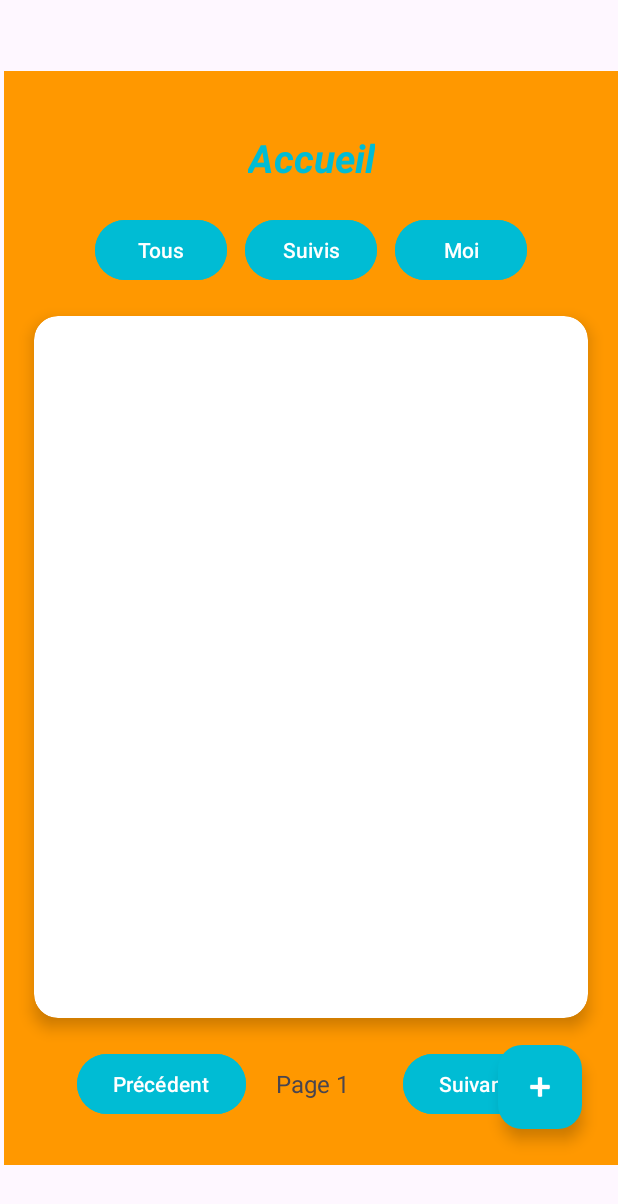
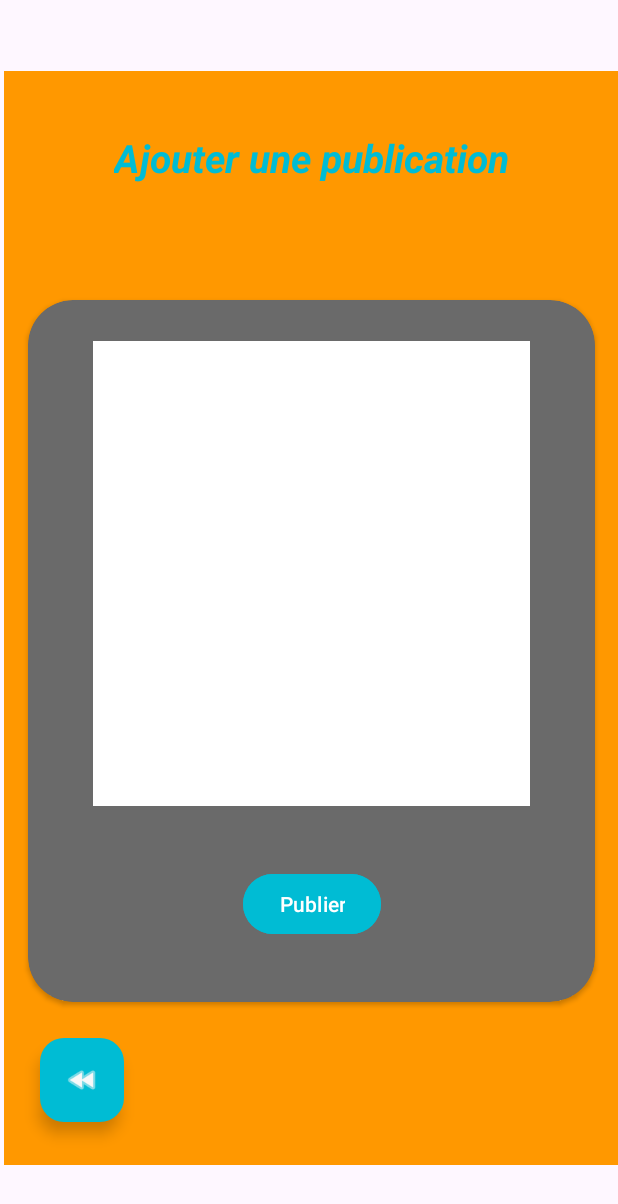
Before and after one commit to Andrei-C07/PETITS-GAZOUILLIS, an Android app: the HomeFragment screen opened through its navigation route, after a tap on "Créer un post", on a phone screen of 412 x 824 dp. Shown: the top 1204 px of the screen. Run offline under Robolectric (Android 15) with nearby library versions, the phone set to English and light mode, and no system bars.

Commit message:
ajouter post

```diff
--- a/app/build.gradle.kts
+++ b/app/build.gradle.kts
@@ -55,6 +55,7 @@ dependencies {
     implementation(libs.androidx.navigation.fragment.ktx)
     implementation(libs.androidx.navigation.ui.ktx)
     implementation(libs.androidx.fragment)
+    implementation(libs.androidx.cardview)
     testImplementation(libs.junit)
     androidTestImplementation(libs.androidx.junit)
     androidTestImplementation(libs.androidx.espresso.core)
--- a/app/src/main/java/cgodin/qc/ca/petitgazouillis/data/api/ApiService.kt
+++ b/app/src/main/java/cgodin/qc/ca/petitgazouillis/data/api/ApiService.kt
@@ -44,4 +44,5 @@ interface ApiService{
     suspend fun createPublication(
         @Body body: CreatePublicationRequest
     ): Response<CreatePublicationResponse>
+
 }
--- a/app/src/main/java/cgodin/qc/ca/petitgazouillis/data/repository/PublicatonRepository.kt
+++ b/app/src/main/java/cgodin/qc/ca/petitgazouillis/data/repository/PublicatonRepository.kt
@@ -1,6 +1,8 @@
 package cgodin.qc.ca.petitgazouillis.data.repository
 
 import cgodin.qc.ca.petitgazouillis.data.api.ApiService
+import cgodin.qc.ca.petitgazouillis.data.models.CreatePublicationRequest
+import cgodin.qc.ca.petitgazouillis.data.models.CreatePublicationResponse
 import cgodin.qc.ca.petitgazouillis.data.models.PublicationResponse
 import cgodin.qc.ca.petitgazouillis.data.utils.Resource
 
@@ -44,4 +46,18 @@ class PublicationRepository(private val api: ApiService) {
             Resource.Error(e.message ?: "Erreur réseau")
         }
     }
+
+    suspend fun createPost(contenu: String): Resource<CreatePublicationResponse>{
+        return try{
+            val response = api.createPublication(CreatePublicationRequest(contenu))
+
+            if(response.isSuccessful && response.body() != null){
+                Resource.Success(response.body()!!)
+            }else{
+                Resource.Error(response.errorBody()?.string() ?: "Erreur inconnue")
+            }
+        }catch (e: Exception){
+            Resource.Error(e.message ?: "Erreur réseau")
+        }
+    }
 }
--- /dev/null
+++ b/app/src/main/java/cgodin/qc/ca/petitgazouillis/ui/AddPostFragment.kt
@@ -0,0 +1,95 @@
+package cgodin.qc.ca.petitgazouillis.ui
+
+import android.os.Bundle
+import android.view.LayoutInflater
+import android.view.View
+import android.view.ViewGroup
+import android.widget.Button
+import android.widget.EditText
+import android.widget.Toast
+import androidx.fragment.app.Fragment
+import androidx.lifecycle.ViewModelProvider
+import androidx.navigation.fragment.findNavController
+import cgodin.qc.ca.petitgazouillis.R
+import cgodin.qc.ca.petitgazouillis.data.api.RetrofitClient
+import cgodin.qc.ca.petitgazouillis.data.repository.PublicationRepository
+import cgodin.qc.ca.petitgazouillis.data.session.SessionManager
+import cgodin.qc.ca.petitgazouillis.data.utils.Resource
+import cgodin.qc.ca.petitgazouillis.viewmodels.CreatePublicationViewModel
+import cgodin.qc.ca.petitgazouillis.viewmodels.CreatePublicationViewModelFactory
+
+class AddPostFragment : Fragment() {
+
+    private lateinit var viewModel: CreatePublicationViewModel
+    private lateinit var sessionManager: SessionManager
+
+    private lateinit var etContenu: EditText
+    private lateinit var btnPublier: Button
+    private lateinit var fabBack: View
+
+    override fun onCreate(savedInstanceState: Bundle?) {
+        super.onCreate(savedInstanceState)
+        sessionManager = SessionManager(requireContext())
+    }
+
+    override fun onCreateView(
+        inflater: LayoutInflater, container: ViewGroup?,
+        savedInstanceState: Bundle?
+    ): View? {
+        return inflater.inflate(R.layout.fragment_add_post, container, false)
+    }
+
+    override fun onViewCreated(view: View, savedInstanceState: Bundle?) {
+        super.onViewCreated(view, savedInstanceState)
+
+        etContenu = view.findViewById(R.id.etContenu)
+        btnPublier = view.findViewById(R.id.btnPublish)
+        fabBack = view.findViewById(R.id.fabBack)
+
+        fabBack.setOnClickListener {
+            findNavController().navigate(R.id.action_addPostFragment_to_homeFragment)
+        }
+
+        val api = RetrofitClient.create { sessionManager.getToken() }
+        val repo = PublicationRepository(api)
+        viewModel = ViewModelProvider(
+            this,
+            CreatePublicationViewModelFactory(repo)
+        )[CreatePublicationViewModel::class.java]
+
+        btnPublier.setOnClickListener {
+            val contenu = etContenu.text.toString().trim()
+            if (contenu.isEmpty()) {
+                Toast.makeText(requireContext(), "Le contenu est vide", Toast.LENGTH_SHORT).show()
+                return@setOnClickListener
+            }
+            viewModel.ajouterPost(contenu)
+        }
+
+        viewModel.postState.observe(viewLifecycleOwner) { state ->
+            when (state) {
+                is Resource.Loading -> {
+                    btnPublier.isEnabled = false
+                }
+
+                is Resource.Success -> {
+                    btnPublier.isEnabled = true
+
+                    Toast.makeText(requireContext(), "Publication envoyée!", Toast.LENGTH_SHORT)
+                        .show()
+                    findNavController().navigate(R.id.action_addPostFragment_to_homeFragment)
+                }
+
+                is Resource.Error -> {
+                    btnPublier.isEnabled = true
+
+                    Toast.makeText(
+                        requireContext(),
+                        "Erreur: ${state.message}",
+                        Toast.LENGTH_LONG
+                    ).show()
+                }
+            }
+        }
+    }
+}
--- a/app/src/main/java/cgodin/qc/ca/petitgazouillis/HomeFragment.kt
+++ b/app/src/main/java/cgodin/qc/ca/petitgazouillis/ui/HomeFragment.kt
@@ -1,4 +1,4 @@
-package cgodin.qc.ca.petitgazouillis
+package cgodin.qc.ca.petitgazouillis.ui
 
 import android.os.Bundle
 import android.util.Log
@@ -6,16 +6,15 @@ import androidx.fragment.app.Fragment
 import android.view.LayoutInflater
 import android.view.View
 import android.view.ViewGroup
-import androidx.fragment.app.viewModels
 import androidx.lifecycle.ViewModelProvider
+import androidx.navigation.fragment.findNavController
 import androidx.recyclerview.widget.LinearLayoutManager
-import cgodin.qc.ca.petitgazouillis.data.api.ApiService
+import cgodin.qc.ca.petitgazouillis.R
 import cgodin.qc.ca.petitgazouillis.data.api.RetrofitClient
 import cgodin.qc.ca.petitgazouillis.data.repository.PublicationRepository
 import cgodin.qc.ca.petitgazouillis.data.session.SessionManager
 import cgodin.qc.ca.petitgazouillis.data.utils.Resource
 import cgodin.qc.ca.petitgazouillis.databinding.FragmentHomeBinding
-import cgodin.qc.ca.petitgazouillis.ui.PostAdapter
 import cgodin.qc.ca.petitgazouillis.viewmodels.PostViewModel
 import cgodin.qc.ca.petitgazouillis.viewmodels.PostViewModelFactory
 
@@ -72,7 +71,7 @@ class HomeFragment : Fragment() {
 
 
         binding.fabCreatePost.setOnClickListener {
-            // TODO: navigate to CreatePostFragment
+            findNavController().navigate(R.id.action_homeFragment_to_addPostFragment)
         }
         postViewModel.totalPages.observe(viewLifecycleOwner) { total ->
             val current = postViewModel.getCurrentPage()
--- a/app/src/main/java/cgodin/qc/ca/petitgazouillis/LoginFragment.kt
+++ b/app/src/main/java/cgodin/qc/ca/petitgazouillis/ui/LoginFragment.kt
@@ -1,4 +1,4 @@
-package cgodin.qc.ca.petitgazouillis
+package cgodin.qc.ca.petitgazouillis.ui
 
 import android.os.Bundle
 import androidx.fragment.app.Fragment
@@ -10,6 +10,7 @@ import android.widget.EditText
 import android.widget.Toast
 import androidx.lifecycle.ViewModelProvider
 import androidx.navigation.fragment.findNavController
+import cgodin.qc.ca.petitgazouillis.R
 import cgodin.qc.ca.petitgazouillis.data.api.RetrofitClient
 import cgodin.qc.ca.petitgazouillis.data.repository.AuthRepository
 import cgodin.qc.ca.petitgazouillis.data.session.SessionManager
--- /dev/null
+++ b/app/src/main/java/cgodin/qc/ca/petitgazouillis/viewmodels/CreatePublicationViewModel.kt
@@ -0,0 +1,30 @@
+package cgodin.qc.ca.petitgazouillis.viewmodels
+
+import androidx.lifecycle.LiveData
+import androidx.lifecycle.MutableLiveData
+import androidx.lifecycle.ViewModel
+import androidx.lifecycle.viewModelScope
+import cgodin.qc.ca.petitgazouillis.data.models.CreatePublicationResponse
+import cgodin.qc.ca.petitgazouillis.data.repository.PublicationRepository
+import cgodin.qc.ca.petitgazouillis.data.utils.Resource
+import kotlinx.coroutines.launch
+
+class CreatePublicationViewModel(
+    private val repository: PublicationRepository
+) : ViewModel() {
+    private val  _postState = MutableLiveData<Resource<CreatePublicationResponse>>()
+
+    val postState: LiveData<Resource<CreatePublicationResponse>> = _postState
+
+    fun ajouterPost(contenu: String){
+        viewModelScope.launch {
+            _postState.value = Resource.Loading()
+
+            val result = repository.createPost(
+                contenu = contenu
+            )
+
+            _postState.value = result
+        }
+    }
+}
--- /dev/null
+++ b/app/src/main/java/cgodin/qc/ca/petitgazouillis/viewmodels/CreatePublicationViewModelFactory.kt
@@ -0,0 +1,18 @@
+package cgodin.qc.ca.petitgazouillis.viewmodels
+
+import androidx.lifecycle.ViewModel
+import androidx.lifecycle.ViewModelProvider
+import cgodin.qc.ca.petitgazouillis.data.repository.PublicationRepository
+
+class CreatePublicationViewModelFactory(
+    private val publicationRepository: PublicationRepository,
+): ViewModelProvider.Factory {
+
+    override fun <T : ViewModel> create(modelClass: Class<T>): T {
+        if (modelClass.isAssignableFrom(CreatePublicationViewModel::class.java)) {
+            @Suppress("UNCHECKED_CAST")
+            return CreatePublicationViewModel(publicationRepository) as T
+        }
+        throw IllegalArgumentException("Unknown ViewModel class")
+    }
+}
--- /dev/null
+++ b/app/src/main/res/layout/fragment_add_post.xml
@@ -0,0 +1,95 @@
+<?xml version="1.0" encoding="utf-8"?>
+<FrameLayout xmlns:android="http://schemas.android.com/apk/res/android"
+    xmlns:app="http://schemas.android.com/apk/res-auto"
+    xmlns:tools="http://schemas.android.com/tools"
+    android:layout_width="match_parent"
+    android:layout_height="match_parent"
+    tools:context=".ui.AddPostFragment">
+
+    <androidx.constraintlayout.widget.ConstraintLayout
+        android:layout_width="match_parent"
+        android:layout_height="match_parent"
+        android:background="#FF9800">
+
+        <com.google.android.material.floatingactionbutton.FloatingActionButton
+            android:id="@+id/fabBack"
+            android:layout_width="wrap_content"
+            android:layout_height="wrap_content"
+            android:layout_margin="24dp"
+            android:layout_marginStart="28dp"
+            android:layout_marginTop="27dp"
+            android:layout_marginEnd="331dp"
+            android:layout_marginBottom="30dp"
+            android:contentDescription="Créer un post"
+            android:src="@android:drawable/ic_media_rew"
+            app:backgroundTint="#00BCD4"
+            app:layout_constraintBottom_toBottomOf="parent"
+            app:layout_constraintEnd_toEndOf="parent"
+            app:layout_constraintHorizontal_bias="0.0"
+            app:layout_constraintStart_toStartOf="parent"
+            app:layout_constraintTop_toBottomOf="@+id/cardView"
+            app:layout_constraintVertical_bias="0.0"
+            app:tint="#F8F8F8" />
+
+        <TextView
+            android:id="@+id/homeTitle"
+            android:layout_width="wrap_content"
+            android:layout_height="wrap_content"
+            android:layout_marginTop="40dp"
+            android:text="@string/txtAddPost"
+            android:textColor="#00BCD4"
+            android:textSize="26sp"
+            android:textStyle="bold|italic"
+            app:layout_constraintEnd_toEndOf="parent"
+            app:layout_constraintStart_toStartOf="parent"
+            app:layout_constraintTop_toTopOf="parent" />
+
+        <androidx.cardview.widget.CardView
+            android:id="@+id/cardView"
+            android:layout_width="378dp"
+            android:layout_height="468dp"
+            android:layout_marginBottom="32dp"
+            app:cardBackgroundColor="#6A6A6A"
+            app:cardCornerRadius="30dp"
+            app:layout_constraintBottom_toBottomOf="parent"
+            app:layout_constraintEnd_toEndOf="parent"
+            app:layout_constraintStart_toStartOf="parent"
+            app:layout_constraintTop_toBottomOf="@+id/homeTitle">
+
+            <androidx.constraintlayout.widget.ConstraintLayout
+                android:layout_width="match_parent"
+                android:layout_height="match_parent">
+
+                <EditText
+                    android:id="@+id/etContenu"
+                    android:layout_width="291dp"
+                    android:layout_height="310dp"
+                    android:layout_marginBottom="24dp"
+                    android:background="@color/white"
+                    android:ems="10"
+                    android:gravity="start|top"
+                    android:inputType="textMultiLine"
+                    app:layout_constraintBottom_toBottomOf="parent"
+                    app:layout_constraintEnd_toEndOf="parent"
+                    app:layout_constraintStart_toStartOf="parent"
+                    app:layout_constraintTop_toTopOf="parent"
+                    app:layout_constraintVertical_bias="0.205" />
+
+                <Button
+                    android:id="@+id/btnPublish"
+                    android:layout_width="wrap_content"
+                    android:layout_height="wrap_content"
+                    android:backgroundTint="#00BCD4"
+                    android:text="@string/txtPublish"
+                    app:layout_constraintBottom_toBottomOf="parent"
+                    app:layout_constraintEnd_toEndOf="parent"
+                    app:layout_constraintStart_toStartOf="parent"
+                    app:layout_constraintTop_toBottomOf="@+id/etContenu" />
+            </androidx.constraintlayout.widget.ConstraintLayout>
+        </androidx.cardview.widget.CardView>
+
+
+    </androidx.constraintlayout.widget.ConstraintLayout>
+
+
+</FrameLayout>
--- a/app/src/main/res/layout/fragment_login.xml
+++ b/app/src/main/res/layout/fragment_login.xml
@@ -6,7 +6,7 @@
     android:layout_width="match_parent"
     android:layout_height="match_parent"
     android:background="#FF9800"
-    tools:context=".LoginFragment">
+    tools:context=".ui.LoginFragment">
 
     <ImageView
         android:id="@+id/logo"
--- a/app/src/main/res/navigation/nav_graph.xml
+++ b/app/src/main/res/navigation/nav_graph.xml
@@ -6,7 +6,7 @@
     app:startDestination="@id/loginFragment">
     <fragment
         android:id="@+id/loginFragment"
-        android:name="cgodin.qc.ca.petitgazouillis.LoginFragment"
+        android:name="cgodin.qc.ca.petitgazouillis.ui.LoginFragment"
         android:label="fragment_login"
         tools:layout="@layout/fragment_login" >
         <action
@@ -16,11 +16,23 @@
 
     <fragment
         android:id="@+id/homeFragment"
-        android:name="cgodin.qc.ca.petitgazouillis.HomeFragment"
+        android:name="cgodin.qc.ca.petitgazouillis.ui.HomeFragment"
         android:label="fragment_home"
         tools:layout="@layout/fragment_home" >
         <action
             android:id="@+id/action_homeFragment_to_loginFragment"
             app:destination="@id/loginFragment" />
+        <action
+            android:id="@+id/action_homeFragment_to_addPostFragment"
+            app:destination="@id/addPostFragment" />
+    </fragment>
+    <fragment
+        android:id="@+id/addPostFragment"
+        android:name="cgodin.qc.ca.petitgazouillis.ui.AddPostFragment"
+        android:label="fragment_add_post"
+        tools:layout="@layout/fragment_add_post" >
+        <action
+            android:id="@+id/action_addPostFragment_to_homeFragment"
+            app:destination="@id/homeFragment" />
     </fragment>
 </navigation>
--- a/app/src/main/res/values/strings.xml
+++ b/app/src/main/res/values/strings.xml
@@ -4,5 +4,6 @@
     <string name="passwordHint">Mot de passe</string>
     <string name="txtConnect">Connexion</string>
     <!-- TODO: Remove or change this placeholder text -->
-    <string name="hello_blank_fragment">Hello blank fragment</string>
+    <string name="txtAddPost">Ajouter une publication</string>
+    <string name="txtPublish">Publier</string>
 </resources>
--- a/gradle/libs.versions.toml
+++ b/gradle/libs.versions.toml
@@ -12,6 +12,7 @@ constraintlayout = "2.2.1"
 navigationFragmentKtx = "2.9.6"
 navigationUiKtx = "2.9.6"
 fragment = "1.8.9"
+cardview = "1.0.0"
 
 [libraries]
 androidx-core-ktx = { group = "androidx.core", name = "core-ktx", version.ref = "coreKtx" }
@@ -25,6 +26,7 @@ androidx-constraintlayout = { group = "androidx.constraintlayout", name = "const
 androidx-navigation-fragment-ktx = { group = "androidx.navigation", name = "navigation-fragment-ktx", version.ref = "navigationFragmentKtx" }
 androidx-navigation-ui-ktx = { group = "androidx.navigation", name = "navigation-ui-ktx", version.ref = "navigationUiKtx" }
 androidx-fragment = { group = "androidx.fragment", name = "fragment", version.ref = "fragment" }
+androidx-cardview = { group = "androidx.cardview", name = "cardview", version.ref = "cardview" }
 
 [plugins]
 android-application = { id = "com.android.application", version.ref = "agp" }
```
Also changed, not shown: 2 other files.
